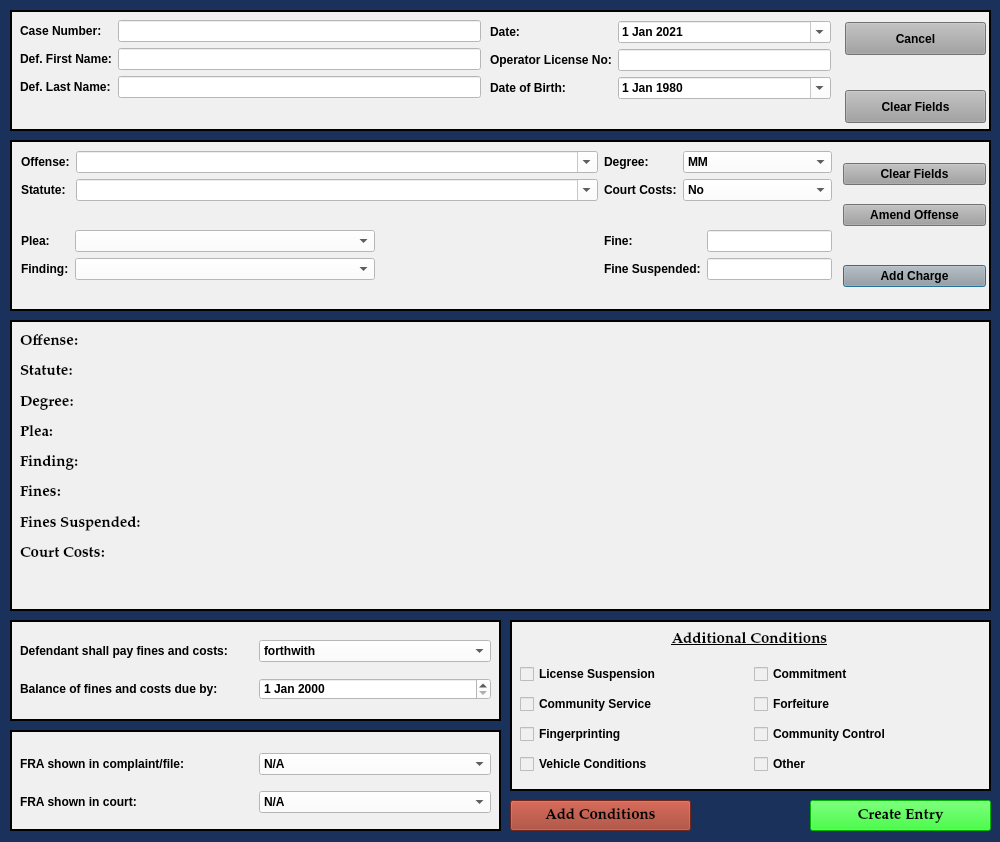
Before: the Qt Designer form resources/ui/MinorMisdemeanorDialog.ui in HunterProgram22/MuniEntry, drawn with Qt 5.
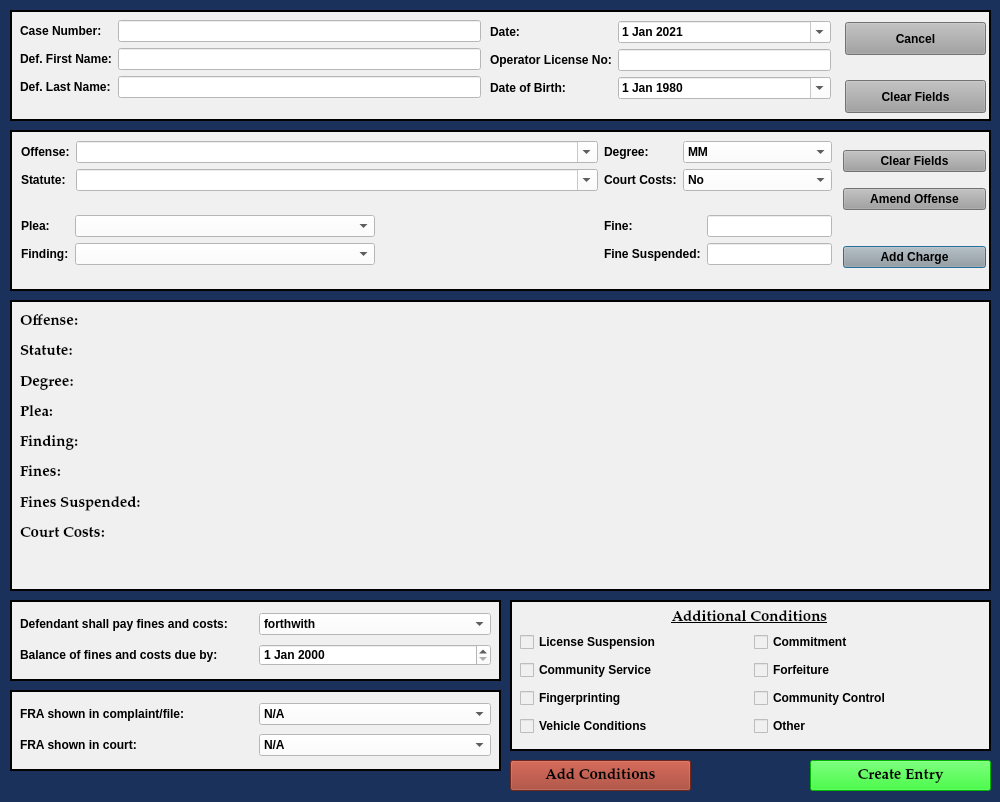
After: the same form once the commit is applied.

```diff
--- a/resources/ui/MinorMisdemeanorDialog.ui
+++ b/resources/ui/MinorMisdemeanorDialog.ui
@@ -10,7 +10,7 @@
     <x>0</x>
     <y>0</y>
     <width>1000</width>
-    <height>842</height>
+    <height>802</height>
    </rect>
   </property>
   <property name="sizePolicy">
@@ -149,9 +149,9 @@
    <property name="geometry">
     <rect>
      <x>10</x>
-     <y>140</y>
+     <y>130</y>
      <width>981</width>
-     <height>171</height>
+     <height>161</height>
     </rect>
    </property>
    <property name="sizePolicy">
@@ -183,7 +183,7 @@
       <x>833</x>
       <y>10</y>
       <width>143</width>
-      <height>152</height>
+      <height>141</height>
      </rect>
     </property>
     <layout class="QGridLayout" name="gridLayout">
@@ -244,7 +244,7 @@
       <x>11</x>
       <y>11</y>
       <width>811</width>
-      <height>151</height>
+      <height>141</height>
      </rect>
     </property>
     <layout class="QGridLayout" name="gridLayout_3" columnstretch="1,0">
@@ -547,7 +547,7 @@
    <property name="geometry">
     <rect>
      <x>10</x>
-     <y>320</y>
+     <y>300</y>
      <width>981</width>
      <height>291</height>
     </rect>
@@ -730,7 +730,7 @@
      <x>10</x>
      <y>10</y>
      <width>981</width>
-     <height>121</height>
+     <height>111</height>
     </rect>
    </property>
    <property name="sizePolicy">
@@ -756,7 +756,7 @@
     <property name="geometry">
      <rect>
       <x>835</x>
-      <y>80</y>
+      <y>70</y>
       <width>141</width>
       <height>33</height>
      </rect>
@@ -796,7 +796,7 @@
       <x>480</x>
       <y>11</y>
       <width>341</width>
-      <height>100</height>
+      <height>91</height>
      </rect>
     </property>
     <layout class="QFormLayout" name="formLayout_4">
@@ -889,13 +889,13 @@
      </item>
     </layout>
    </widget>
-   <widget class="QWidget" name="">
+   <widget class="QWidget" name="layoutWidget">
     <property name="geometry">
      <rect>
       <x>10</x>
       <y>10</y>
       <width>461</width>
-      <height>101</height>
+      <height>91</height>
      </rect>
     </property>
     <layout class="QFormLayout" name="formLayout_3">
@@ -963,9 +963,9 @@
    <property name="geometry">
     <rect>
      <x>10</x>
-     <y>620</y>
+     <y>600</y>
      <width>491</width>
-     <height>101</height>
+     <height>81</height>
     </rect>
    </property>
    <property name="styleSheet">
@@ -986,7 +986,7 @@
       <x>10</x>
       <y>10</y>
       <width>471</width>
-      <height>81</height>
+      <height>61</height>
      </rect>
     </property>
     <layout class="QGridLayout" name="gridLayout_2">
@@ -1045,7 +1045,7 @@
    <property name="geometry">
     <rect>
      <x>810</x>
-     <y>800</y>
+     <y>760</y>
      <width>181</width>
      <height>31</height>
     </rect>
@@ -1064,9 +1064,9 @@
    <property name="geometry">
     <rect>
      <x>10</x>
-     <y>730</y>
+     <y>690</y>
      <width>491</width>
-     <height>101</height>
+     <height>81</height>
     </rect>
    </property>
    <property name="styleSheet">
@@ -1085,9 +1085,9 @@
     <property name="geometry">
      <rect>
       <x>10</x>
-      <y>13</y>
+      <y>10</y>
       <width>471</width>
-      <height>81</height>
+      <height>61</height>
      </rect>
     </property>
     <layout class="QGridLayout" name="gridLayout_4">
@@ -1156,9 +1156,9 @@
    <property name="geometry">
     <rect>
      <x>510</x>
-     <y>620</y>
+     <y>600</y>
      <width>481</width>
-     <height>171</height>
+     <height>151</height>
     </rect>
    </property>
    <property name="styleSheet">
@@ -1179,7 +1179,7 @@
       <x>14</x>
       <y>10</y>
       <width>451</width>
-      <height>20</height>
+      <height>16</height>
      </rect>
     </property>
     <property name="font">
@@ -1203,9 +1203,9 @@
     <property name="geometry">
      <rect>
       <x>10</x>
-      <y>40</y>
+      <y>30</y>
       <width>461</width>
-      <height>121</height>
+      <height>111</height>
      </rect>
     </property>
     <layout class="QGridLayout" name="gridLayout_5">
@@ -1272,7 +1272,7 @@
    <property name="geometry">
     <rect>
      <x>510</x>
-     <y>800</y>
+     <y>760</y>
      <width>181</width>
      <height>31</height>
     </rect>
```
Left out of the diff: 88 changed lines with no effect on the pictures.
